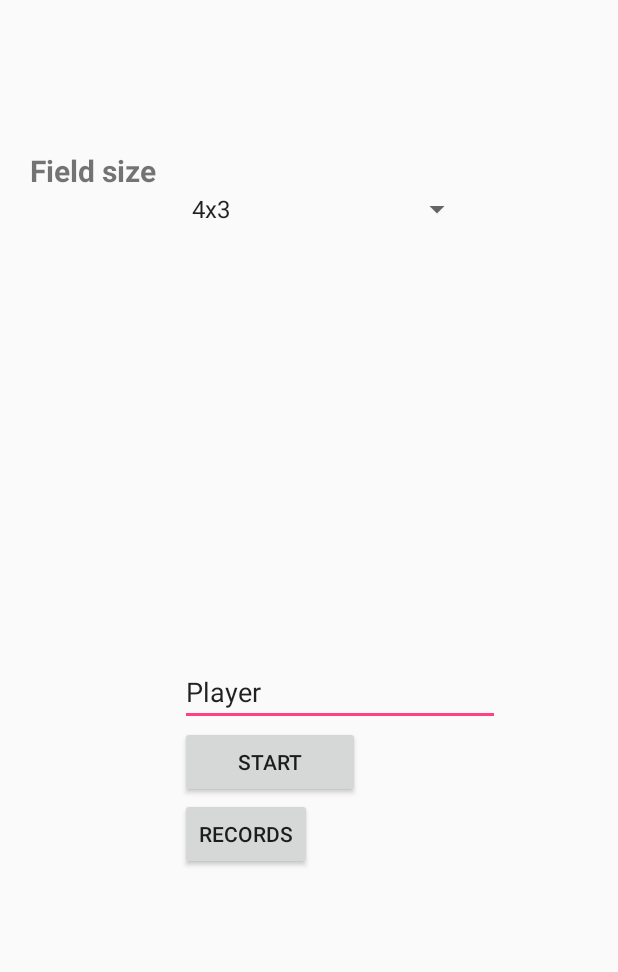
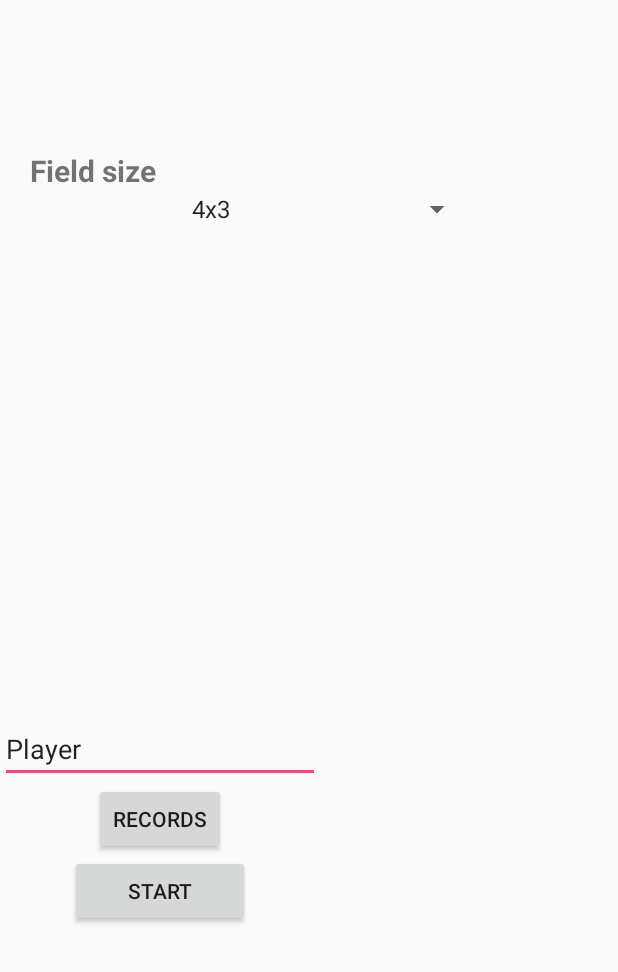
Before and after one commit to Ninextycode/SamsungProject, an Android app: the screen it shows after launch (MainActivity), on a phone screen of 412 x 824 dp, the part 264-1236 px from its top. Run offline under Robolectric (Android 15) with nearby library versions, the phone set to English and light mode, and no system bars.

Commit message:
Thread ok Work on main menu layout

```diff
--- a/app/src/main/java/com/max/activities/FieldActivity.java
+++ b/app/src/main/java/com/max/activities/FieldActivity.java
@@ -5,6 +5,7 @@ import android.content.Intent;
 import android.os.Bundle;
 import android.support.v7.app.AlertDialog;
 import android.support.v7.app.AppCompatActivity;
+import android.util.Log;
 import android.view.KeyEvent;
 import android.view.View;
 import android.widget.Button;
@@ -133,6 +134,7 @@ public class FieldActivity extends AppCompatActivity implements Observer<String>
                             long milliseconds = end - start - offset;
                             long limit =  Constants.timeLimitSeconds[Constants.mode] * 1000;
 
+
                             if(milliseconds > limit){
                                 Intent i = new Intent(FieldActivity.this, FailActivity.class);
                                 startActivity(i);
--- a/app/src/main/res/layout/main_menu.xml
+++ b/app/src/main/res/layout/main_menu.xml
@@ -70,27 +70,6 @@
             android:layout_column="1"
             android:text="record" />
 
-        <EditText
-            android:layout_width="wrap_content"
-            android:layout_height="wrap_content"
-            android:inputType="textPersonName"
-            android:text="@string/defaultName"
-            android:ems="10"
-            android:id="@+id/nameEditText"
-            android:layout_row="5"
-            android:layout_column="2" />
-
-        <Button
-            android:layout_width="120dp"
-            android:layout_height="wrap_content"
-            android:text="@string/start"
-            android:id="@+id/startButton"
-            android:layout_above="@+id/best2textView"
-            android:layout_alignRight="@+id/textView"
-            android:layout_alignEnd="@+id/textView"
-            android:layout_row="6"
-            android:layout_column="2" />
-
         <TextView
             android:layout_columnSpan="3"
             android:layout_width="wrap_content"
@@ -103,14 +82,6 @@
             android:layout_row="8"
             android:layout_column="1"
             android:text="record" />
-
-        <Button
-            android:layout_width="wrap_content"
-            android:layout_height="wrap_content"
-            android:text="@string/rec"
-            android:id="@+id/recordsButtom"
-            android:layout_row="7"
-            android:layout_column="2" />
 
         <TextView
             android:layout_width="wrap_content"
@@ -127,4 +98,47 @@
 
     </GridLayout>
 
+    <LinearLayout
+        android:orientation="vertical"
+        android:layout_width="wrap_content"
+        android:layout_height="wrap_content"
+        android:layout_alignParentBottom="true"
+        android:gravity="center_horizontal"
+        android:paddingBottom="30dp">
+
+        <EditText
+            android:layout_width="wrap_content"
+            android:layout_height="wrap_content"
+            android:inputType="textPersonName"
+            android:text="@string/defaultName"
+            android:ems="10"
+            android:id="@+id/nameEditText"
+            android:layout_row="5"
+            android:layout_column="2" />
+
+        <Button
+            android:layout_width="wrap_content"
+            android:layout_height="wrap_content"
+            android:text="@string/rec"
+            android:id="@+id/recordsButtom"
+            android:layout_row="7"
+            android:layout_column="2" />
+
+        <Button
+            android:layout_width="120dp"
+            android:layout_height="wrap_content"
+            android:text="@string/start"
+            android:id="@+id/startButton"
+            android:layout_above="@+id/best2textView"
+            android:layout_alignRight="@+id/textView"
+            android:layout_alignEnd="@+id/textView"
+            android:layout_row="6"
+            android:layout_column="2" />
+    </LinearLayout>
+
+    <LinearLayout
+        android:orientation="vertical"
+        android:layout_width="match_parent"
+        android:layout_height="match_parent"></LinearLayout>
+
 </RelativeLayout>
```
